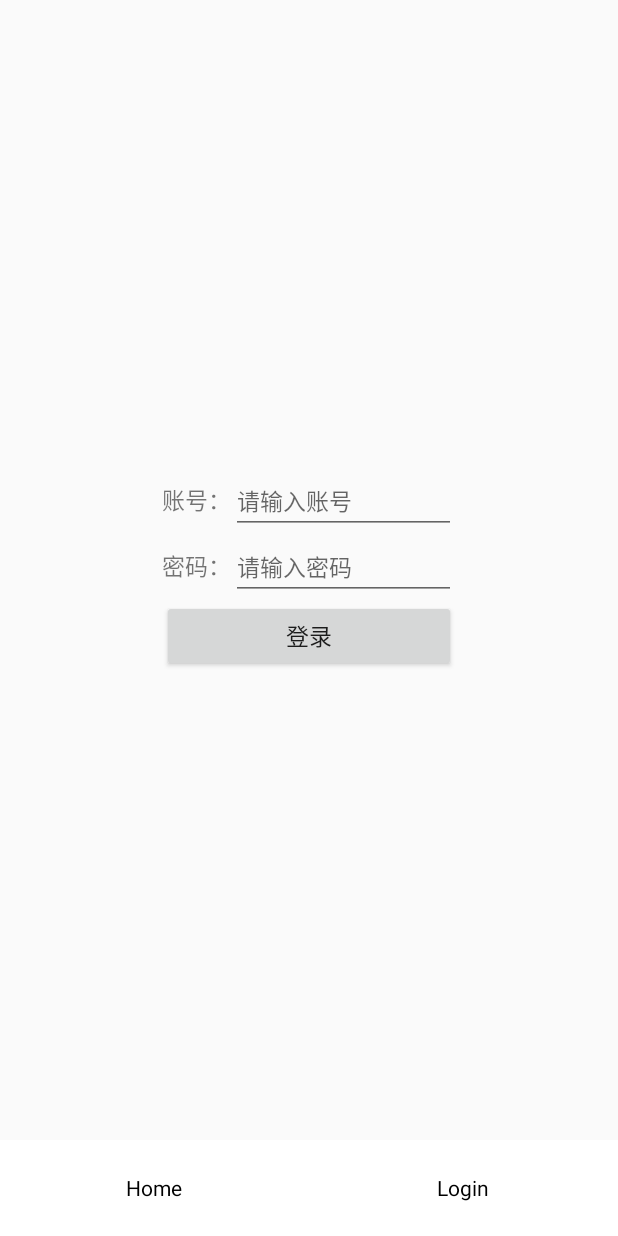
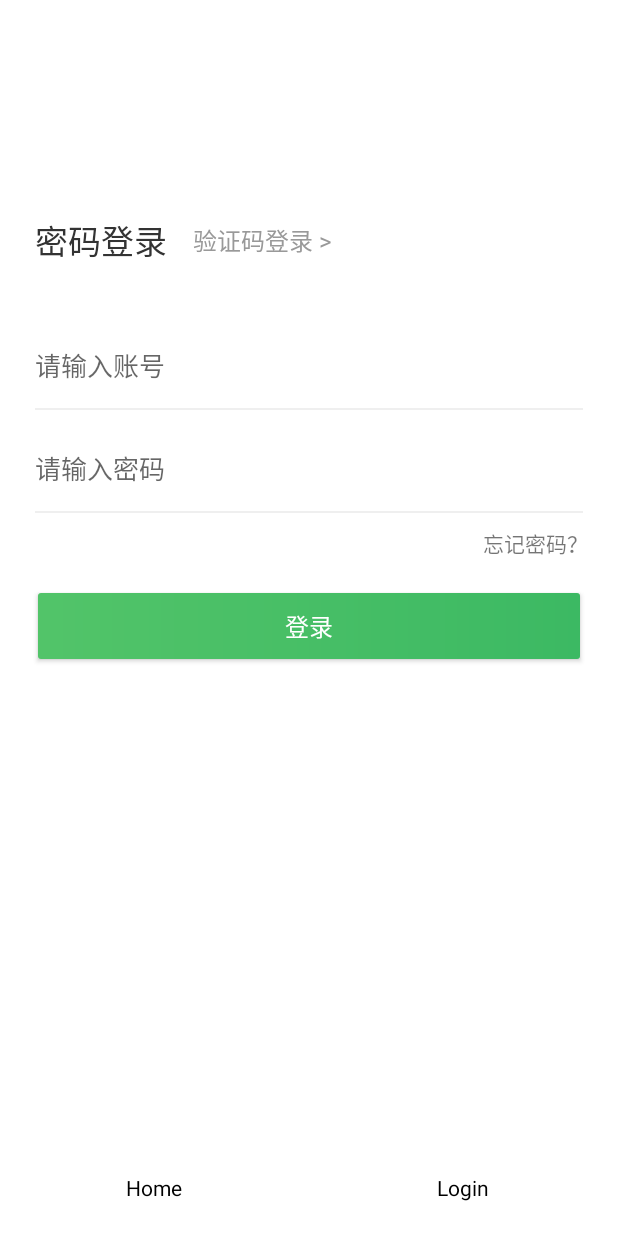
Before and after one commit to AliceDeveloper/AndroidStudy, an Android app: the fragment Login placed in its activity, on a phone screen of 412 x 824 dp. Run offline under Robolectric (Android 15) with nearby library versions, the phone set to English and light mode, and no system bars; 6 statements that could not run were skipped.

Commit message:
1、使用android.support.constraint.ConstraintLayout重构登录页面UI；

```diff
--- a/AndroidStudy/app/src/main/java/com/lichun/androidstudy/Login.java
+++ b/AndroidStudy/app/src/main/java/com/lichun/androidstudy/Login.java
@@ -35,9 +35,9 @@ public class Login extends Fragment {
     }
 
     private void initView() {
-        EditText accountET = loginView.findViewById(R.id.login_account);
-        EditText passwordET = loginView.findViewById(R.id.login_pwd);
-        Button loginBtn = loginView.findViewById(R.id.login_login_button);
+        EditText accountET = loginView.findViewById(R.id.login_input_account);
+        EditText passwordET = loginView.findViewById(R.id.login_input_pwd);
+        Button loginBtn = loginView.findViewById(R.id.login_login_btn);
         // 监听输入变化的事件
         accountET.addTextChangedListener(new TextWatcher() {
             @Override
@@ -91,8 +91,7 @@ public class Login extends Fragment {
         loginBtn.setOnClickListener(new View.OnClickListener() {
             @Override
             public void onClick(View v) {
-                // this.finish();
-                // startActivity(new Intent(Login.this, Home.class));
+                Log.d(TAG, "登录成功");
             }
         });
     }
--- /dev/null
+++ b/AndroidStudy/app/src/main/res/drawable/round_btn_style.xml
@@ -0,0 +1,11 @@
+<?xml version="1.0" encoding="utf-8"?>
+<shape xmlns:android="http://schemas.android.com/apk/res/android"
+    android:layout_width="match_parent"
+    android:layout_height="match_parent">
+
+    <corners android:radius="2dp" />
+    <gradient
+        android:angle="0"
+        android:endColor="@color/color_btn_3CB963"
+        android:startColor="@color/color_btn_52C469" />
+</shape>
--- a/AndroidStudy/app/src/main/res/layout/activity_home.xml
+++ b/AndroidStudy/app/src/main/res/layout/activity_home.xml
@@ -90,7 +90,7 @@
                 android:id="@+id/home_line_1"
                 android:layout_width="match_parent"
                 android:layout_height="10dp"
-                android:background="@color/colorGreyLight" />
+                android:background="@color/color_F4F5F7" />
 
             <LinearLayout
                 android:id="@+id/home_hospital_m"
@@ -120,7 +120,7 @@
                 android:id="@+id/home_line_2"
                 android:layout_width="match_parent"
                 android:layout_height="10dp"
-                android:background="@color/colorGreyLight" />
+                android:background="@color/color_F4F5F7" />
 
             <LinearLayout
                 android:id="@+id/home_doctor_m"
@@ -140,13 +140,13 @@
                 <RelativeLayout
                     android:layout_width="match_parent"
                     android:layout_height="1dp"
-                    android:background="@color/colorGreyLight" />
+                    android:background="@color/color_F4F5F7" />
 
                 <com.lichun.androidstudy.NoScrollListView
                     android:id="@+id/home_doctor_listView"
                     android:layout_width="match_parent"
                     android:layout_height="match_parent"
-                    android:divider="@color/colorGreyLight"
+                    android:divider="@color/color_F4F5F7"
                     android:dividerHeight="1dp" />
             </LinearLayout>
 
@@ -154,7 +154,7 @@
                 android:id="@+id/home_line_3"
                 android:layout_width="match_parent"
                 android:layout_height="10dp"
-                android:background="@color/colorGreyLight" />
+                android:background="@color/color_F4F5F7" />
         </LinearLayout>
     </ScrollView>
 </FrameLayout>
--- a/AndroidStudy/app/src/main/res/layout/activity_login.xml
+++ b/AndroidStudy/app/src/main/res/layout/activity_login.xml
@@ -1,84 +1,125 @@
 <?xml version="1.0" encoding="utf-8"?>
 <FrameLayout xmlns:android="http://schemas.android.com/apk/res/android"
+    xmlns:app="http://schemas.android.com/apk/res-auto"
     xmlns:tools="http://schemas.android.com/tools"
     android:layout_width="match_parent"
     android:layout_height="match_parent"
     tools:context=".Login">
 
-    <TableLayout xmlns:android="http://schemas.android.com/apk/res/android"
-        xmlns:tools="http://schemas.android.com/tools"
+    <android.support.constraint.ConstraintLayout
         android:layout_width="match_parent"
         android:layout_height="match_parent"
-        android:gravity="center_vertical"
-        android:stretchColumns="0,3"
-        tools:ignore="UselessParent">
+        android:background="@color/colorWhite">
 
-        <TableRow
-            android:layout_width="match_parent"
-            android:layout_height="match_parent">
+        <TextView
+            android:id="@+id/login_m_pwd"
+            android:layout_width="wrap_content"
+            android:layout_height="wrap_content"
+            android:layout_marginStart="23dp"
+            android:layout_marginLeft="23dp"
+            android:layout_marginTop="143dp"
+            android:text="@string/login_m_pwd"
+            android:textColor="@color/color_333333"
+            android:textSize="22sp"
+            app:layout_constraintLeft_toLeftOf="parent"
+            app:layout_constraintTop_toTopOf="parent" />
 
-            <TextView />
+        <TextView
+            android:id="@+id/login_m_verify"
+            android:layout_width="wrap_content"
+            android:layout_height="wrap_content"
+            android:layout_marginStart="17dp"
+            android:layout_marginLeft="17dp"
+            android:text="@string/login_m_verify"
+            android:textColor="@color/color_999999"
+            android:textSize="16sp"
+            app:layout_constraintBottom_toBottomOf="@+id/login_m_pwd"
+            app:layout_constraintLeft_toRightOf="@+id/login_m_pwd"
+            app:layout_constraintTop_toTopOf="@+id/login_m_pwd" />
 
-            <TextView
-                android:layout_width="wrap_content"
-                android:layout_height="wrap_content"
-                android:text="@string/login_account"
-                android:textSize="15sp" />
+        <EditText
+            android:id="@+id/login_input_account"
+            android:layout_width="0dp"
+            android:layout_height="wrap_content"
+            android:layout_marginLeft="23dp"
+            android:layout_marginTop="53dp"
+            android:layout_marginRight="23dp"
+            android:background="@null"
+            android:hint="@string/login_account_hint"
+            android:maxLength="20"
+            android:minHeight="20dp"
+            android:singleLine="true"
+            android:textColor="@color/color_333333"
+            android:textSize="17sp"
+            app:layout_constraintLeft_toLeftOf="parent"
+            app:layout_constraintRight_toRightOf="parent"
+            app:layout_constraintTop_toBottomOf="@+id/login_m_pwd" />
 
-            <EditText
-                android:id="@+id/login_account"
-                android:layout_width="wrap_content"
-                android:layout_height="wrap_content"
-                android:hint="@string/login_account_hint"
-                android:inputType="text"
-                android:lines="1"
-                android:maxLength="16"
-                android:minWidth="150dp"
-                android:textSize="15sp" />
+        <TextView
+            android:id="@+id/login_input_account_line"
+            android:layout_width="0dp"
+            android:layout_height="1dp"
+            android:layout_marginLeft="23dp"
+            android:layout_marginTop="15dp"
+            android:layout_marginRight="23dp"
+            android:background="@color/color_EFEFEF"
+            app:layout_constraintLeft_toLeftOf="parent"
+            app:layout_constraintRight_toRightOf="parent"
+            app:layout_constraintTop_toBottomOf="@id/login_input_account" />
 
-            <TextView />
-        </TableRow>
+        <EditText
+            android:id="@+id/login_input_pwd"
+            android:layout_width="0dp"
+            android:layout_height="wrap_content"
+            android:layout_marginLeft="23dp"
+            android:layout_marginTop="25dp"
+            android:layout_marginRight="23dp"
+            android:background="@null"
+            android:hint="@string/login_pwd_hint"
+            android:maxLength="6"
+            android:minHeight="20dp"
+            android:singleLine="true"
+            android:textColor="@color/color_333333"
+            android:textSize="17sp"
+            app:layout_constraintLeft_toLeftOf="parent"
+            app:layout_constraintRight_toRightOf="parent"
+            app:layout_constraintTop_toBottomOf="@+id/login_input_account_line" />
 
-        <TableRow
-            android:layout_width="match_parent"
-            android:layout_height="match_parent">
+        <TextView
+            android:id="@+id/login_input_pwd_line"
+            android:layout_width="0dp"
+            android:layout_height="1dp"
+            android:layout_marginLeft="23dp"
+            android:layout_marginTop="15dp"
+            android:layout_marginRight="23dp"
+            android:background="@color/color_EFEFEF"
+            app:layout_constraintLeft_toLeftOf="parent"
+            app:layout_constraintRight_toRightOf="parent"
+            app:layout_constraintTop_toBottomOf="@id/login_input_pwd" />
 
-            <TextView />
+        <TextView
+            android:layout_width="wrap_content"
+            android:layout_height="wrap_content"
+            android:layout_marginTop="9dp"
+            android:layout_marginEnd="20dp"
+            android:layout_marginRight="20dp"
+            android:text="@string/login_forget"
+            app:layout_constraintRight_toRightOf="parent"
+            app:layout_constraintTop_toBottomOf="@+id/login_input_pwd_line" />
 
-            <TextView
-                android:layout_width="wrap_content"
-                android:layout_height="wrap_content"
-                android:text="@string/login_pwd"
-                android:textSize="15sp" />
-
-            <EditText
-                android:id="@+id/login_pwd"
-                android:layout_width="wrap_content"
-                android:layout_height="wrap_content"
-                android:hint="@string/login_pwd_hint"
-                android:inputType="text"
-                android:lines="1"
-                android:maxLength="6"
-                android:minWidth="150dp"
-                android:textSize="15sp" />
-
-            <TextView />
-        </TableRow>
-
-        <TableRow>
-
-            <TextView />
-
-            <Button
-                android:id="@+id/login_login_button"
-                android:layout_width="wrap_content"
-                android:layout_height="wrap_content"
-                android:layout_span="2"
-                android:text="@string/login_login_btn"
-                android:textSize="15sp"
-                tools:ignore="ButtonStyle" />
-
-            <TextView />
-        </TableRow>
-    </TableLayout>
+        <Button
+            android:id="@+id/login_login_btn"
+            android:layout_width="0dp"
+            android:layout_height="44dp"
+            android:layout_marginLeft="25dp"
+            android:layout_marginTop="53dp"
+            android:layout_marginRight="25dp"
+            android:background="@drawable/round_btn_style"
+            android:text="@string/login_login_btn"
+            android:textColor="@color/colorWhite"
+            android:textSize="16sp"
+            app:layout_constraintLeft_toLeftOf="parent"
+            app:layout_constraintRight_toRightOf="parent"
+            app:layout_constraintTop_toBottomOf="@id/login_input_pwd_line" />
+    </android.support.constraint.ConstraintLayout>
 </FrameLayout>
--- a/AndroidStudy/app/src/main/res/values/colors.xml
+++ b/AndroidStudy/app/src/main/res/values/colors.xml
@@ -9,9 +9,13 @@
     <color name="colorBlue">#0000ff</color>
     <color name="colorBlack">#000000</color>
     <color name="colorWhite">#ffffff</color>
-    <color name="colorGreyLight">#F4F5F7</color>
+
+    <color name="color_F4F5F7">#F4F5F7</color>
+    <color name="color_EFEFEF">#EFEFEF</color>
     <color name="color_333333">#333333</color>
     <color name="color_666666">#666666</color>
     <color name="color_999999">#999999</color>
 
+    <color name="color_btn_52C469">#52C469</color>
+    <color name="color_btn_3CB963">#3CB963</color>
 </resources>
--- a/AndroidStudy/app/src/main/res/values/strings.xml
+++ b/AndroidStudy/app/src/main/res/values/strings.xml
@@ -4,15 +4,14 @@
     <string name="tab_1">Home</string>
     <string name="tab_2">Login</string>
 
-    <string name="login_account">账号：</string>
+    <string name="login_m_pwd">密码登录</string>
+    <string name="login_m_verify">验证码登录 ></string>
     <string name="login_account_hint">请输入账号</string>
-    <string name="login_pwd">密码：</string>
     <string name="login_pwd_hint">请输入密码</string>
+    <string name="login_forget">忘记密码？</string>
     <string name="login_login_btn">登录</string>
-    <string name="login_register_btn">注册</string>
 
     <string name="home_search">搜索医院、医生、科普知识</string>
     <string name="home_rec_hospital">推荐医院</string>
     <string name="home_rec_doctor">推荐医生</string>
-
 </resources>
```
